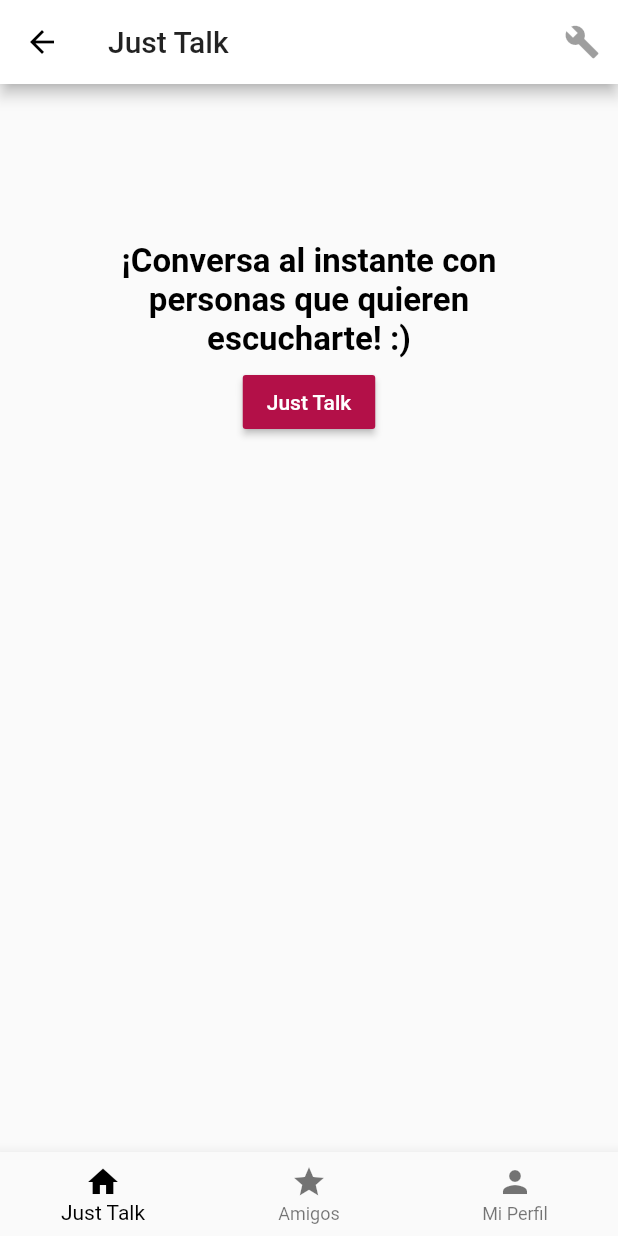
After one commit to just-talk-team/app, a Flutter app: the Start screen opened by its route, on a phone screen of 412 x 824 dp. The commit adds this screen. Run offline on Flutter 3.47's test engine with Material 2 defaults, Android fonts, the phone set to English and light mode, and no system bars; our stand-ins replace equatable, firebase_auth, firebase_core, flutter_bloc, flutter_signin_button; missing offline and left inert: flutter_login_facebook, pedantic; accounts and stored records are empty; Roboto replaces fonts that are missing (ArialRounded).

Commit message:
Creacion de screen para empezar a hablar

```diff
--- /dev/null
+++ b/lib/layouts/start.dart
@@ -0,0 +1,85 @@
+import 'package:flutter/cupertino.dart';
+import 'package:flutter/material.dart';
+import 'package:flutter/rendering.dart';
+import 'package:just_talk/utils/custom_icons_icons.dart';
+
+class Start extends StatelessWidget {
+  @override
+  Widget build(BuildContext context) {
+    return Scaffold(
+      appBar: AppBar(
+        title: Text('Just Talk'),
+        centerTitle: false,
+        backgroundColor: Colors.white,
+        actions: [
+          IconButton(
+            icon: Icon(Icons.build),
+            )
+        ],
+
+      ),
+
+      body:Column(
+          //alignment: WrapAlignment.center,
+          children: [
+            Center(
+              child: Container(
+                  padding: EdgeInsets.fromLTRB(40.0, 100.0, 40.0, 0.0),
+                  alignment: Alignment.center,
+                  child: AppTitle()
+              ),
+            ),
+
+            Center(child: RaisedButton(
+                color: Color.fromRGBO(179, 16, 72, 1),
+                child: Text('Just Talk'),
+                textColor: Colors.white,
+                onPressed: () => build(context),
+            )
+            )
+          ],
+        ),
+      bottomNavigationBar: BottomNavigationBar(
+        items: const <BottomNavigationBarItem>[
+          BottomNavigationBarItem(
+            icon: Icon(Icons.home),
+            title: Text('Just Talk'),
+          ),
+          BottomNavigationBarItem(
+            icon: Icon(Icons.star),
+            title: Text('Amigos'),
+          ),
+          BottomNavigationBarItem(
+            icon: Icon(Icons.person),
+            title: Text('Mi Perfil'),
+          ),
+        ],
+
+        selectedItemColor: Colors.black,
+
+      ),
+    );
+  }
+}
+
+class AppTitle extends StatelessWidget {
+  @override
+  Widget build(BuildContext context) {
+    return Column(
+      children: [
+        Padding(
+          padding: const EdgeInsets.symmetric(vertical: 5.0, horizontal: 30.0),
+          child: Text(
+            '¡Conversa al instante con personas que quieren  escucharte! :)',
+            style: TextStyle(
+                color: Colors.black,
+                fontFamily: 'ArialRounded',
+                fontWeight: FontWeight.bold,
+                fontSize: 22.0),
+            textAlign: TextAlign.center,
+          ),
+        ),
+      ],
+    );
+  }
+}
--- a/lib/route_generator.dart
+++ b/lib/route_generator.dart
@@ -2,6 +2,7 @@ import 'package:flutter/material.dart';
 import 'package:just_talk/layouts/home.dart';
 import 'package:just_talk/layouts/login.dart';
 import 'package:just_talk/layouts/splash.dart';
+import 'package:just_talk/layouts/start.dart';
 
 class RouterGenerator {
 
@@ -13,7 +14,7 @@ class RouterGenerator {
       case '/':
         return MaterialPageRoute(builder: (context) => Splash());
       case '/home':
-        return MaterialPageRoute(builder: (context) => Home());
+        return MaterialPageRoute(builder: (context) => Start());
       case '/login':
         return MaterialPageRoute(builder: (context) => Login());
     }
```
